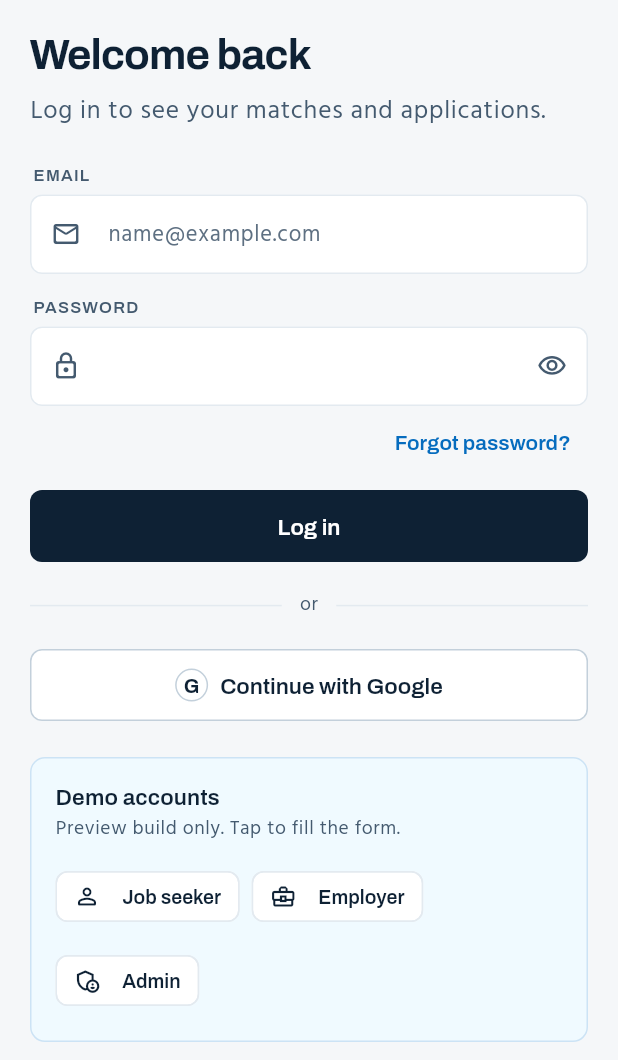
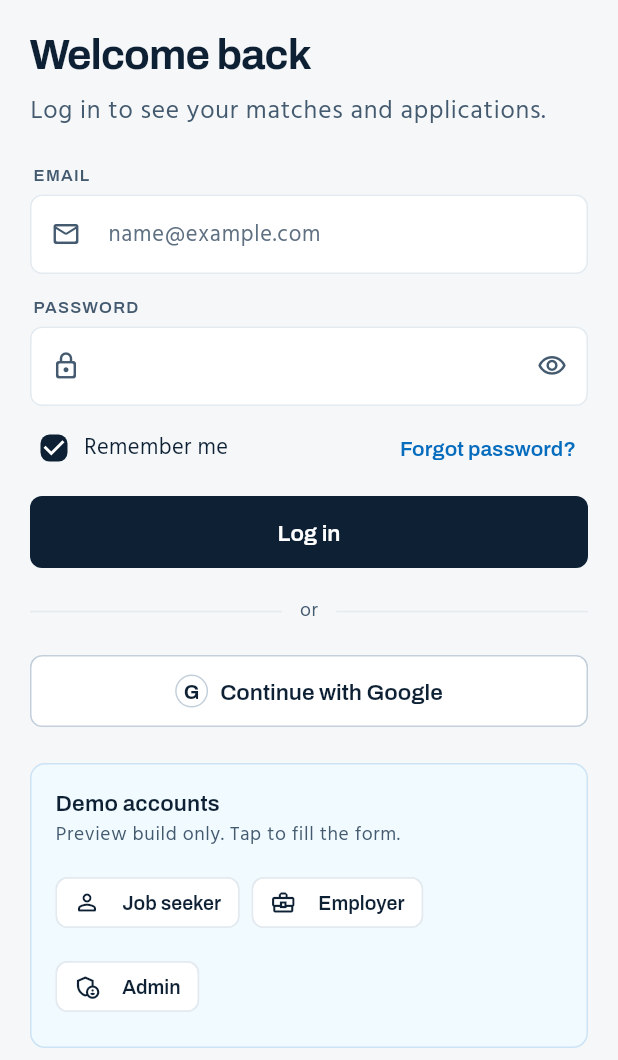
Before and after one commit to scalesharkapps-dot/SharkHire-Flutter-Web, a Flutter app: the screen it shows after launch, after a tap on "Log in", on a phone screen of 412 x 824 dp, the part 176-1236 px from its top. Run offline on Flutter 3.47's test engine with Material 3 defaults, Android fonts, the phone set to English and light mode, and no system bars; our stand-ins replace cupertino_ui, file_picker, flutter_riverpod, flutter_secure_storage, go_router, material_ui; missing offline and left inert: purchases_flutter; accounts and stored records are empty.

Commit message:
Add "Remember me" to login
- Checkbox on the login screen, on by default. On: the session is kept
  on the device after the app closes, the email is filled in next time,
  and the phone / browser password manager is asked to save the
  password. Off: the session lives in memory only and nothing is
  remembered.
- The app never stores the password itself; only the device's password
  manager does, in its own secure storage.
- Tests for the token storage and the login screen (incl. a 320px phone).

Co-Authored-By: Claude Opus 5.5 <noreply@anthropic.com>

```diff
--- /dev/null
+++ b/mobile_app/lib/features/authentication/data/login_preferences.dart
@@ -0,0 +1,64 @@
+import 'package:flutter/foundation.dart';
+import 'package:flutter_riverpod/flutter_riverpod.dart';
+import 'package:flutter_secure_storage/flutter_secure_storage.dart';
+
+/// "Remember me" choice and the remembered email, kept on this device.
+///
+/// The password is never stored by the app: when "Remember me" is on, the
+/// device's own password manager (Google Password Manager, iCloud Keychain,
+/// the browser) is asked to save it, in its own secure storage.
+@immutable
+class LoginPreferences {
+  const LoginPreferences({this.rememberMe = true, this.email});
+
+  final bool rememberMe;
+  final String? email;
+}
+
+abstract interface class LoginPreferencesStore {
+  Future<LoginPreferences> read();
+  Future<void> write(LoginPreferences prefs);
+}
+
+class SecureLoginPreferencesStore implements LoginPreferencesStore {
+  const SecureLoginPreferencesStore([
+    this._storage = const FlutterSecureStorage(),
+  ]);
+
+  final FlutterSecureStorage _storage;
+  static const _rememberKey = 'sharkhire.remember_me';
+  static const _emailKey = 'sharkhire.remembered_email';
+
+  @override
+  Future<LoginPreferences> read() async {
+    try {
+      final remember = await _storage.read(key: _rememberKey);
+      final email = await _storage.read(key: _emailKey);
+      return LoginPreferences(rememberMe: remember != 'false', email: email);
+    } catch (_) {
+      return const LoginPreferences();
+    }
+  }
+
+  @override
+  Future<void> write(LoginPreferences prefs) async {
+    try {
+      await _storage.write(
+        key: _rememberKey,
+        value: prefs.rememberMe ? 'true' : 'false',
+      );
+      final email = prefs.email;
+      if (prefs.rememberMe && email != null && email.isNotEmpty) {
+        await _storage.write(key: _emailKey, value: email);
+      } else {
+        await _storage.delete(key: _emailKey);
+      }
+    } catch (_) {
+      // Not saved: the user just types their email next time.
+    }
+  }
+}
+
+final loginPreferencesStoreProvider = Provider<LoginPreferencesStore>(
+  (ref) => const SecureLoginPreferencesStore(),
+);
--- a/mobile_app/lib/features/authentication/presentation/screens/login_screen.dart
+++ b/mobile_app/lib/features/authentication/presentation/screens/login_screen.dart
@@ -1,3 +1,4 @@
+import 'package:flutter/services.dart';
 import 'package:flutter_riverpod/flutter_riverpod.dart';
 import 'package:go_router/go_router.dart';
 import 'package:material_ui/material_ui.dart';
@@ -9,6 +10,7 @@ import '../../../../core/theme/app_spacing.dart';
 import '../../../../core/utils/feedback.dart';
 import '../../../../core/utils/validators.dart';
 import '../../../../shared/widgets/form_fields.dart';
+import '../../data/login_preferences.dart';
 import '../../data/repositories/auth_repository.dart';
 import '../providers/session_provider.dart';
 import '../widgets/auth_scaffold.dart';
@@ -25,7 +27,26 @@ class _LoginScreenState extends ConsumerState<LoginScreen> {
   final _email = TextEditingController();
   final _password = TextEditingController();
   bool _loading = false;
+  bool _rememberMe = true;
   String? _error;
+
+  @override
+  void initState() {
+    super.initState();
+    _loadPreferences();
+  }
+
+  /// Fills in the remembered email and the last "Remember me" choice.
+  Future<void> _loadPreferences() async {
+    final prefs = await ref.read(loginPreferencesStoreProvider).read();
+    if (!mounted) return;
+    setState(() {
+      _rememberMe = prefs.rememberMe;
+      if (_email.text.isEmpty && prefs.email != null) {
+        _email.text = prefs.email!;
+      }
+    });
+  }
 
   @override
   void dispose() {
@@ -41,10 +62,17 @@ class _LoginScreenState extends ConsumerState<LoginScreen> {
       _loading = true;
       _error = null;
     });
+    final email = _email.text.trim();
     try {
       await ref
           .read(sessionProvider.notifier)
-          .signIn(_email.text.trim(), _password.text);
+          .signIn(email, _password.text, rememberMe: _rememberMe);
+      await ref
+          .read(loginPreferencesStoreProvider)
+          .write(LoginPreferences(rememberMe: _rememberMe, email: email));
+      // Ask the phone / browser password manager to save the email and
+      // password (only with "Remember me"). The app never stores them.
+      TextInput.finishAutofillContext(shouldSave: _rememberMe);
       // The router redirects to the right place for this user.
     } on AuthFailure catch (e) {
       if (mounted) setState(() => _error = e.message);
@@ -103,12 +131,25 @@ class _LoginScreenState extends ConsumerState<LoginScreen> {
                       (v == null || v.isEmpty) ? 'Enter your password' : null,
                   onSubmitted: (_) => _submit(),
                 ),
-                Align(
-                  alignment: Alignment.centerRight,
-                  child: TextButton(
-                    onPressed: () => context.push(AppRoutes.forgotPassword),
-                    child: const Text('Forgot password?'),
-                  ),
+                const SizedBox(height: AppSpacing.xs),
+                Row(
+                  children: [
+                    Expanded(
+                      child: _RememberMe(
+                        value: _rememberMe,
+                        onChanged: (v) => setState(() => _rememberMe = v),
+                      ),
+                    ),
+                    TextButton(
+                      style: TextButton.styleFrom(
+                        padding: const EdgeInsets.symmetric(
+                          horizontal: AppSpacing.sm,
+                        ),
+                      ),
+                      onPressed: () => context.push(AppRoutes.forgotPassword),
+                      child: const Text('Forgot password?'),
+                    ),
+                  ],
                 ),
                 const SizedBox(height: AppSpacing.sm),
                 LoadingButton(
@@ -138,6 +179,56 @@ class _LoginScreenState extends ConsumerState<LoginScreen> {
           ),
         ),
       ],
+    );
+  }
+}
+
+/// "Remember me" checkbox with a tappable label.
+class _RememberMe extends StatelessWidget {
+  const _RememberMe({required this.value, required this.onChanged});
+
+  final bool value;
+  final ValueChanged<bool> onChanged;
+
+  @override
+  Widget build(BuildContext context) {
+    return MergeSemantics(
+      child: InkWell(
+        onTap: () => onChanged(!value),
+        borderRadius: AppRadius.mdAll,
+        child: Padding(
+          padding: const EdgeInsets.symmetric(vertical: AppSpacing.xs),
+          child: Row(
+            mainAxisSize: MainAxisSize.min,
+            children: [
+              SizedBox.square(
+                dimension: 32,
+                child: Checkbox(
+                  visualDensity: VisualDensity.compact,
+                  materialTapTargetSize: MaterialTapTargetSize.shrinkWrap,
+                  value: value,
+                  onChanged: (v) => onChanged(v ?? false),
+                  activeColor: AppColors.ink,
+                  checkColor: AppColors.onInk,
+                  side: BorderSide(color: AppColors.borderStrong, width: 1.5),
+                  shape: const RoundedRectangleBorder(
+                    borderRadius: AppRadius.smAll,
+                  ),
+                ),
+              ),
+              const SizedBox(width: AppSpacing.xs),
+              Flexible(
+                child: Text(
+                  'Remember me',
+                  style: Theme.of(context).textTheme.bodyMedium?.copyWith(
+                    color: AppColors.textPrimary,
+                  ),
+                ),
+              ),
+            ],
+          ),
+        ),
+      ),
     );
   }
 }
```
Also changed, not shown: mobile_app/lib/core/network/auth_token_provider.dart (+10 -1 lines), mobile_app/lib/features/authentication/presentation/providers/session_provider.dart (+10 -1 lines), mobile_app/tool/showcase/capture_login_test.dart (added, +94 -0 lines), 3 other files.
